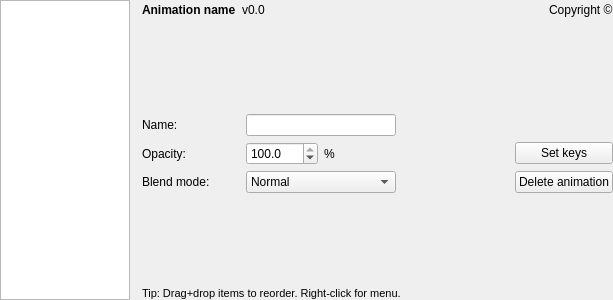
The window that src/ckb/kbanimwidget.ui (ckb-next/ckb-next) describes before a commit, drawn with Qt 5.
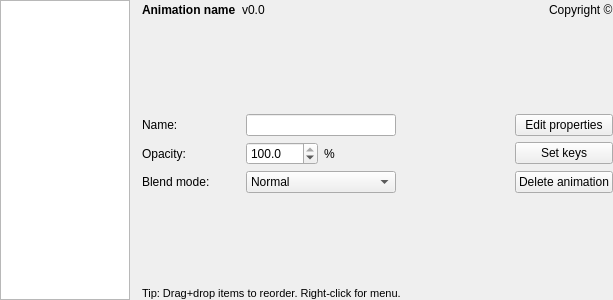
The same window after the commit. The open tabs and pages were chosen to show the change.

The edit to the form file:
```diff
--- a/src/ckb/kbanimwidget.ui
+++ b/src/ckb/kbanimwidget.ui
@@ -285,6 +285,13 @@
            </property>
           </widget>
          </item>
+         <item row="0" column="6">
+          <widget class="QPushButton" name="propertyButton">
+           <property name="text">
+            <string>Edit properties</string>
+           </property>
+          </widget>
+         </item>
         </layout>
        </item>
        <item>
```
